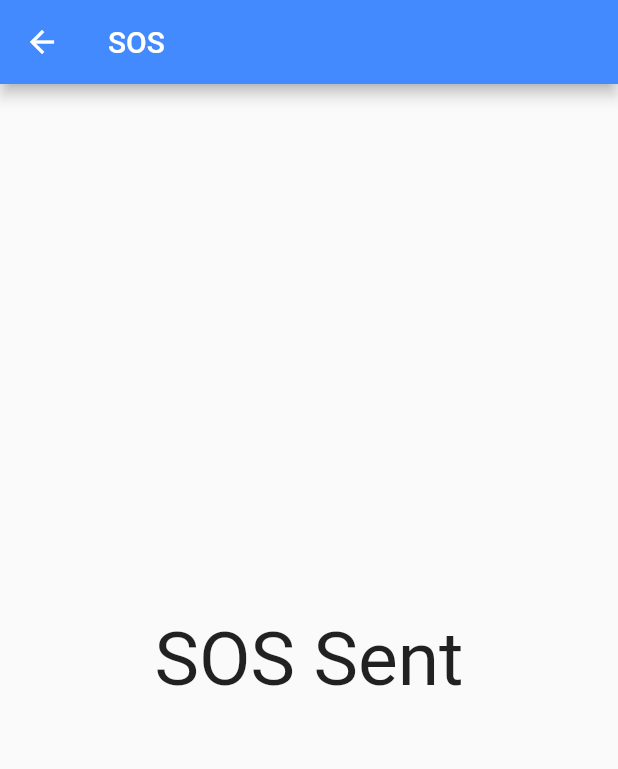
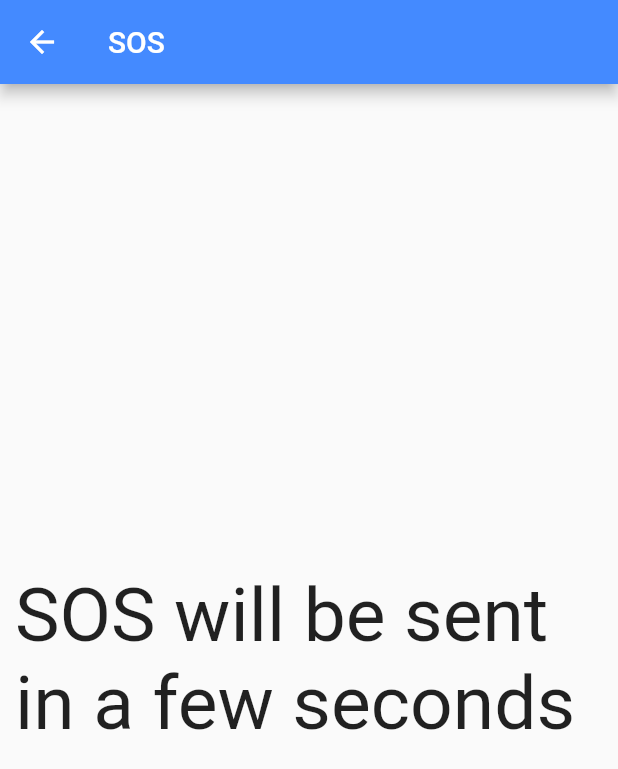
Before and after one commit to hargun79/WeCare_flutter, a Flutter app: the SOS screen opened directly, on a phone screen of 412 x 824 dp. Shown: the top 769 px of the screen. Run offline on Flutter 3.47's test engine with Material 2 defaults, Android fonts, the phone set to English and light mode, and no system bars; our stand-ins replace cloud_firestore, firebase_auth, geolocator, modal_progress_hud; accounts and stored records are empty.

Commit message:
Updated SOS feature

```diff
--- a/lib/screens/SOS.dart
+++ b/lib/screens/SOS.dart
@@ -37,6 +37,9 @@ class _SOSState extends State<SOS> {
     Timer(Duration(seconds: 1), () {
       getLocation();
     });
+    Timer(Duration(seconds: 5), () {
+      Navigator.pop(context);
+    });
   }
 
   void getCurrentUser() async {
@@ -67,7 +70,7 @@ class _SOSState extends State<SOS> {
               Align(
                 alignment: Alignment.center,
                 child: Text(
-                  'SOS Sent',
+                  'SOS will be sent in a few seconds',
                   style: TextStyle(
                     fontSize: 50.0,
                   ),
```
